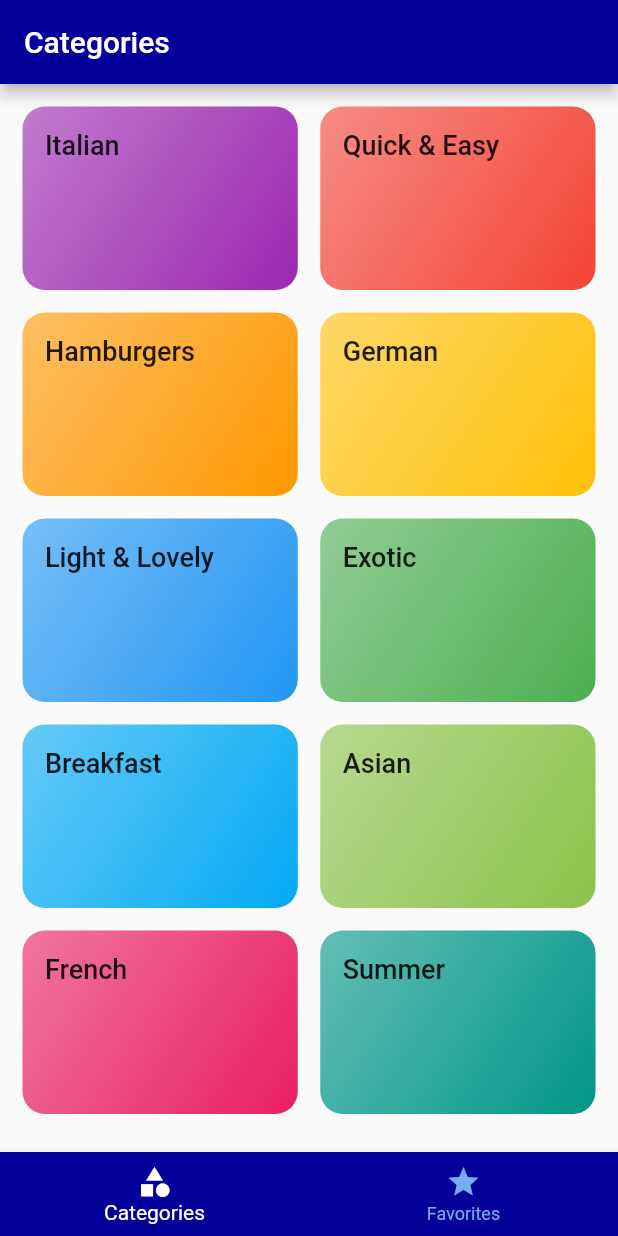
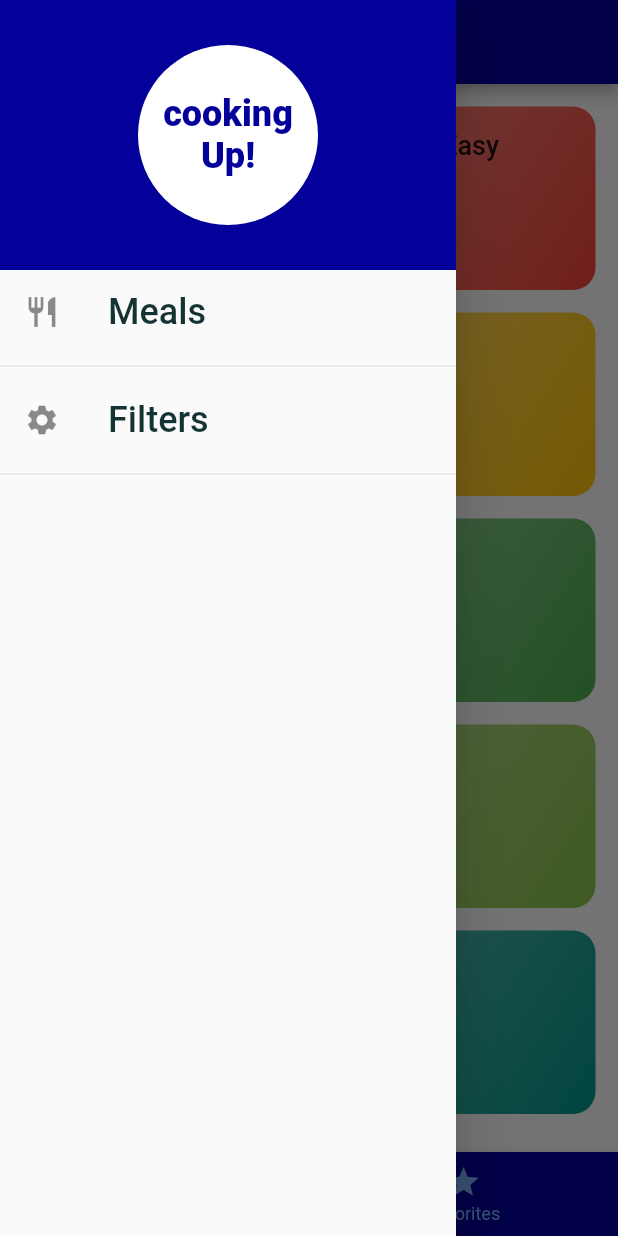
Before and after one commit to amrabdalfatah/Meal_App, a Flutter app: the screen it shows after launch, with the side drawer open (before the commit the screen has no drawer), on a phone screen of 412 x 824 dp. Run offline on Flutter 3.47's test engine with Material 2 defaults, Android fonts, the phone set to English and light mode, and no system bars; Roboto replaces fonts that are missing (ReggaeOne).

Commit message:
Add Drawer to make Filters Screen

```diff
--- a/lib/main.dart
+++ b/lib/main.dart
@@ -3,6 +3,7 @@ import 'package:flutter/material.dart';
 import 'screens/category_meals_screen.dart';
 import './screens/meal_detail_screen.dart';
 import './screens/tabs_screen.dart';
+import './screens/filters_screen.dart';
 
 void main() {
   runApp(MyApp());
@@ -33,6 +34,7 @@ class MyApp extends StatelessWidget {
         '/': (ctx) => TabsScreen(),
         CategoryMealsScreen.routeName: (ctx) => CategoryMealsScreen(),
         MealDetailScreen.routeName: (ctx) => MealDetailScreen(),
+        FiltersScreen.routeName: (ctx) => FiltersScreen(),
       },
     );
   }
--- /dev/null
+++ b/lib/screens/filters_screen.dart
@@ -0,0 +1,19 @@
+import 'package:flutter/material.dart';
+
+import '../widgets/main_drawer.dart';
+
+class FiltersScreen extends StatelessWidget {
+  static const routeName = '/filters';
+  @override
+  Widget build(BuildContext context) {
+    return Scaffold(
+      appBar: AppBar(
+        title: Text('Filters'),
+      ),
+      drawer: MainDrawer(),
+      body: Center(
+        child: Text('Filters'),
+      ),
+    );
+  }
+}
--- a/lib/screens/tabs_screen.dart
+++ b/lib/screens/tabs_screen.dart
@@ -1,6 +1,6 @@
 import 'package:flutter/material.dart';
-import 'package:meal_app/models/category.dart';
 
+import '../widgets/main_drawer.dart';
 import './categories_screen.dart';
 import './favorite_screen.dart';
 
@@ -34,6 +34,7 @@ class _TabsScreeState extends State<TabsScreen> {
       appBar: AppBar(
         title: Text(_pages[_selectedPageIndex]['title']),
       ),
+      drawer: MainDrawer(),
       body: _pages[_selectedPageIndex]['page'],
       bottomNavigationBar: BottomNavigationBar(
         onTap: _selectPage,
--- /dev/null
+++ b/lib/widgets/main_drawer.dart
@@ -0,0 +1,61 @@
+import 'package:flutter/material.dart';
+
+import '../screens/filters_screen.dart';
+
+class MainDrawer extends StatelessWidget {
+  Widget buildListTile(String title, IconData icon, Function tabHandler) {
+    return ListTile(
+      leading: Icon(
+        icon,
+        size: 24,
+      ),
+      title: Text(
+        title,
+        style: TextStyle(
+          fontSize: 24,
+        ),
+      ),
+      onTap: tabHandler,
+    );
+  }
+
+  @override
+  Widget build(BuildContext context) {
+    return Drawer(
+      child: Column(
+        children: [
+          Container(
+            height: 180,
+            width: double.infinity,
+            padding: EdgeInsets.all(30),
+            color: Theme.of(context).primaryColor,
+            child: CircleAvatar(
+              backgroundColor: Colors.white,
+              radius: 120,
+              child: Container(
+                width: 100,
+                child: Text(
+                  'cooking Up!',
+                  textAlign: TextAlign.center,
+                  style: TextStyle(
+                    fontWeight: FontWeight.w900,
+                    fontSize: 24,
+                    color: Theme.of(context).primaryColor,
+                  ),
+                ),
+              ),
+            ),
+          ),
+          buildListTile('Meals', Icons.restaurant, () {
+            Navigator.of(context).pushReplacementNamed('/');
+          }),
+          Divider(),
+          buildListTile('Filters', Icons.settings, () {
+            Navigator.of(context).pushReplacementNamed(FiltersScreen.routeName);
+          }),
+          Divider(),
+        ],
+      ),
+    );
+  }
+}
```
